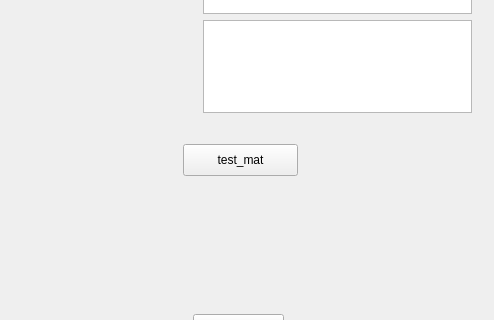
Old version of the form motion-detection/qt_region_app/region_app/mainwindow.ui in the repository GrabMotion/motion; both pictures show x 487 to 981 and y 192 to 512 of the 981 by 611 pixel window.
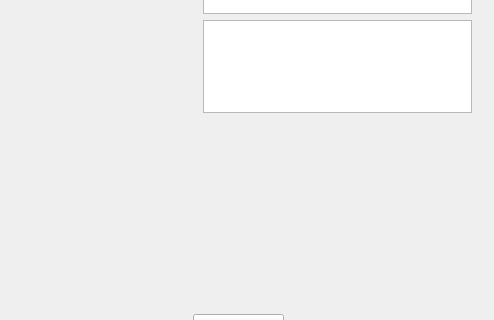
New version of the form. Custom widgets are drawn as their Qt base class.

Diff of the .ui file:
```diff
--- a/motion-detection/qt_region_app/region_app/mainwindow.ui
+++ b/motion-detection/qt_region_app/region_app/mainwindow.ui
@@ -443,19 +443,6 @@
      <string/>
     </property>
    </widget>
-   <widget class="QPushButton" name="test_mat">
-    <property name="geometry">
-     <rect>
-      <x>670</x>
-      <y>300</y>
-      <width>115</width>
-      <height>32</height>
-     </rect>
-    </property>
-    <property name="text">
-     <string>test_mat</string>
-    </property>
-   </widget>
   </widget>
   <widget class="QMenuBar" name="menuBar">
    <property name="geometry">
```
Left out of the diff: 2 changed lines with no effect on the pictures.
